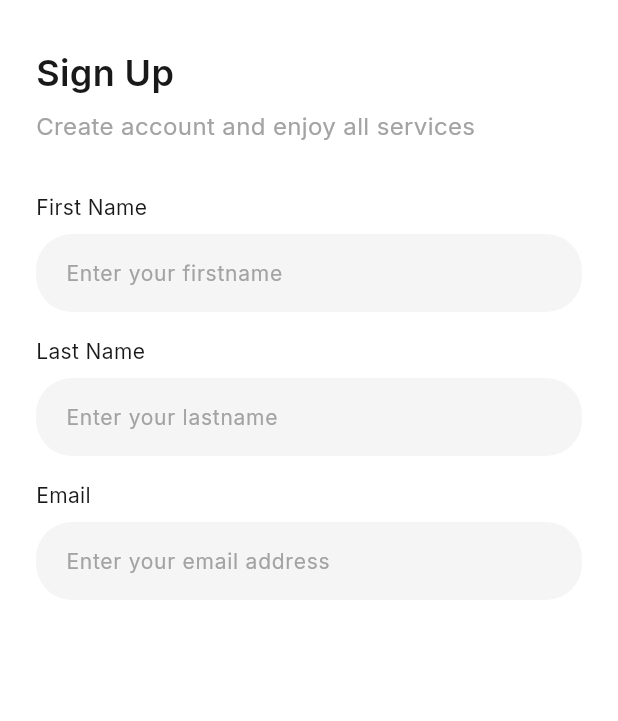
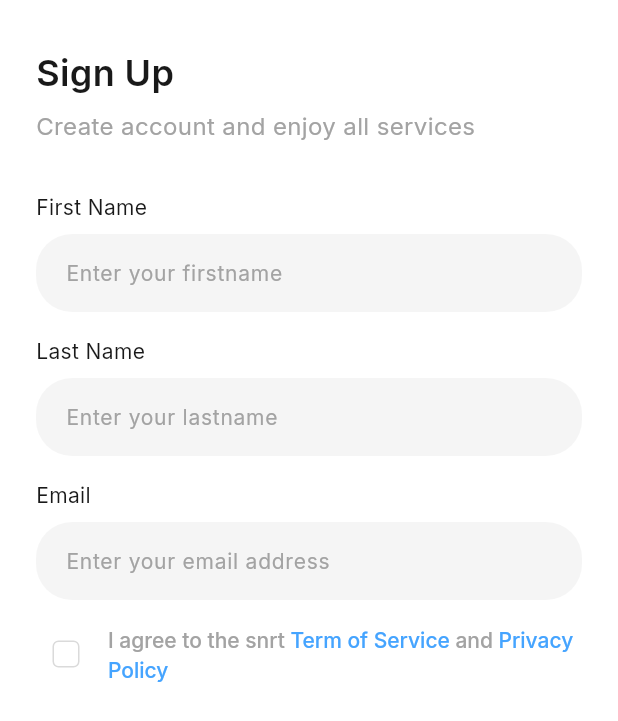
Before and after one commit to SoufianeJm/trend_ai, a Flutter app: the screen it shows after launch, on a phone screen of 412 x 824 dp. Shown: the top 721 px of the screen. Run offline on Flutter 3.47's test engine with Material 3 defaults, Android fonts, the phone set to English and light mode, and no system bars.

Commit message:
terms and services

```diff
--- a/client/lib/features/auth/view/pages/signup_page.dart
+++ b/client/lib/features/auth/view/pages/signup_page.dart
@@ -1,7 +1,8 @@
 import 'package:flutter/material.dart';
 import 'package:client/core/theme/typography.dart';
 import 'package:client/core/theme/app_palette.dart';
-import 'package:client/features/auth/view/widgets/custom_field.dart'; // Adjust the path if needed
+import 'package:client/features/auth/view/widgets/custom_field.dart';
+import 'package:client/features/auth/view/widgets/terms_checkbox.dart';
 
 class SignupPage extends StatefulWidget {
   const SignupPage({super.key});
@@ -14,6 +15,8 @@ class _SignupPageState extends State<SignupPage> {
   final TextEditingController _firstNameController = TextEditingController();
   final TextEditingController _lastNameController = TextEditingController();
   final TextEditingController _emailController = TextEditingController();
+
+  bool _agreedToTerms = false;
 
   @override
   Widget build(BuildContext context) {
@@ -38,6 +41,11 @@ class _SignupPageState extends State<SignupPage> {
                   ),
                 ),
                 const SizedBox(height: 32),
+
+                // 📦 Group of 3 fields + checkbox with 16px spacing
+                Column(
+                  crossAxisAlignment: CrossAxisAlignment.start,
+                  children: [
                     CustomField(
                       label: 'First Name',
                       hintText: 'Enter your firstname',
@@ -56,6 +64,20 @@ class _SignupPageState extends State<SignupPage> {
                       controller: _emailController,
                       keyboardType: TextInputType.emailAddress,
                     ),
+                    const SizedBox(height: 16),
+                    TermsCheckbox(
+                      value: _agreedToTerms,
+                      onChanged: (val) =>
+                          setState(() => _agreedToTerms = val ?? false),
+                      onTermsTap: () {
+                        // TODO: Navigate to Terms of Service
+                      },
+                      onPrivacyTap: () {
+                        // TODO: Navigate to Privacy Policy
+                      },
+                    ),
+                  ],
+                ),
               ],
             ),
           ),
--- /dev/null
+++ b/client/lib/features/auth/view/widgets/terms_checkbox.dart
@@ -0,0 +1,64 @@
+import 'package:flutter/gestures.dart';
+import 'package:flutter/material.dart';
+import 'package:client/core/theme/typography.dart';
+import 'package:client/core/theme/app_palette.dart';
+
+class TermsCheckbox extends StatelessWidget {
+  final bool value;
+  final ValueChanged<bool?> onChanged;
+  final VoidCallback onTermsTap;
+  final VoidCallback onPrivacyTap;
+
+  const TermsCheckbox({
+    super.key,
+    required this.value,
+    required this.onChanged,
+    required this.onTermsTap,
+    required this.onPrivacyTap,
+  });
+
+  @override
+  Widget build(BuildContext context) {
+    return Row(
+      crossAxisAlignment: CrossAxisAlignment.start,
+      children: [
+        Checkbox(
+          value: value,
+          onChanged: onChanged,
+          activeColor: Palette.primary,
+          side: const BorderSide(color: Palette.gray300),
+          shape: RoundedRectangleBorder(borderRadius: BorderRadius.circular(4)),
+          visualDensity: VisualDensity.compact,
+        ),
+        const SizedBox(width: 8),
+        Expanded(
+          child: RichText(
+            text: TextSpan(
+              style: AppTypography.bodyMedium14.copyWith(
+                color: Palette.gray400,
+              ),
+              children: [
+                const TextSpan(text: 'I agree to the snrt '),
+                TextSpan(
+                  text: 'Term of Service',
+                  style: AppTypography.bodyMedium14.copyWith(
+                    color: Palette.primary,
+                  ),
+                  recognizer: TapGestureRecognizer()..onTap = onTermsTap,
+                ),
+                const TextSpan(text: ' and '),
+                TextSpan(
+                  text: 'Privacy Policy',
+                  style: AppTypography.bodyMedium14.copyWith(
+                    color: Palette.primary,
+                  ),
+                  recognizer: TapGestureRecognizer()..onTap = onPrivacyTap,
+                ),
+              ],
+            ),
+          ),
+        ),
+      ],
+    );
+  }
+}
```
Lines whose indentation alone changed are shown as unchanged.
